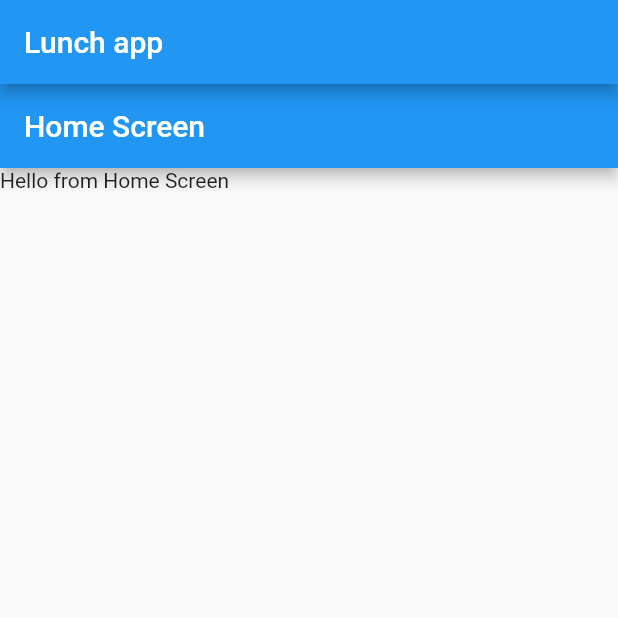
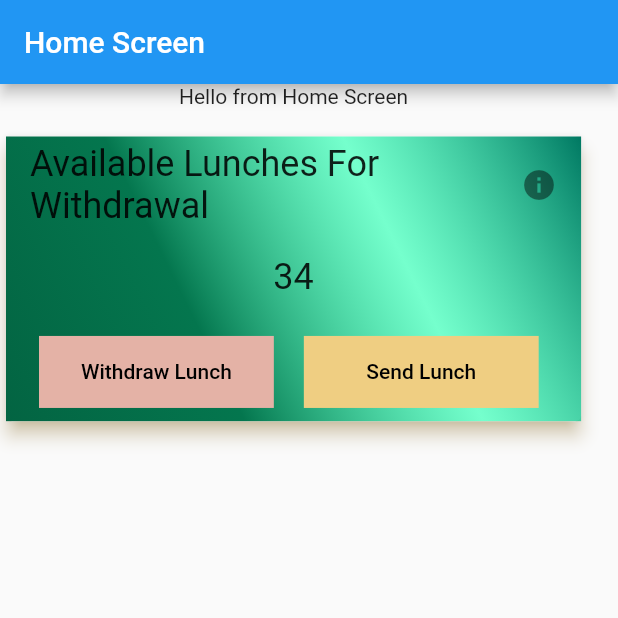
Before and after one commit to hngx-org/Eagles-food-mobile, a Flutter app: the screen it shows after launch, on a phone screen of 412 x 824 dp, the top half of it. Run offline on Flutter 3.47's test engine with Material 2 defaults, Android fonts, the light colour scheme and no system bars.

Commit message:
Available Lunch widget

```diff
--- a/lib/main.dart
+++ b/lib/main.dart
@@ -11,15 +11,18 @@ class MainApp extends StatelessWidget {
 
   @override
   Widget build(BuildContext context) {
-    return MaterialApp(
+    return const MaterialApp(
+      debugShowCheckedModeBanner: false,
       home: Scaffold(
-        appBar: AppBar(
+        /*appBar: AppBar(
           title: const Text(
             'Lunch app',
           ),
           backgroundColor: Colors.blue,
         ),
-        body: const HomeScreen(),
+
+         */
+        body: HomeScreen(),
       ),
     );
   }
--- /dev/null
+++ b/lib/screens/home/available_lunch.dart
@@ -0,0 +1,93 @@
+import 'package:flutter/material.dart';
+
+class AvailableLunch extends StatefulWidget {
+  const AvailableLunch({super.key});
+
+  @override
+  State<AvailableLunch> createState() => _AvailableLunchState();
+}
+
+class _AvailableLunchState extends State<AvailableLunch> {
+  @override
+  Widget build(BuildContext context) {
+    return Material(
+        child: SizedBox(
+      height: MediaQuery.sizeOf(context).height * 0.24,
+      width: MediaQuery.sizeOf(context).width * 0.95,
+      child: Card(
+          elevation: 5,
+          shadowColor: const Color.fromRGBO(239, 206, 130, 1),
+          child: Container(
+            decoration: const BoxDecoration(
+                gradient: LinearGradient(colors: [
+              Color.fromRGBO(0, 120, 98, 1),
+              Color.fromRGBO(43, 255, 178, 0.65),
+              Color.fromRGBO(4, 118, 78, 1),
+              Color.fromRGBO(3, 100, 66, 1)
+            ], begin: Alignment.topRight, end: Alignment.bottomLeft)),
+            child: Column(
+              mainAxisAlignment: MainAxisAlignment.start,
+              children: [
+                const ListTile(
+                  title: Text(
+                    'Available Lunches For Withdrawal',
+                    style: TextStyle(fontSize: 24, fontStyle: FontStyle.normal),
+                  ),
+                  trailing: Wrap(
+                    children: [Icon(Icons.info)],
+                  ),
+                ),
+                const SizedBox(
+                  height: 13,
+                ),
+                //TODO DISPLAY THE NUMBER OF AVAILABLE LUNCHES
+                Container(
+                  height: MediaQuery.sizeOf(context).height*0.04,
+                  decoration: const BoxDecoration(
+                    color: Colors.transparent
+                  ),
+                  child: const Center(
+                    child: Text('34',style: TextStyle(
+                      fontSize: 24
+                    ),),
+                  ),
+                ),
+                const SizedBox(
+                  height: 13,
+                ),
+               Padding(padding: const EdgeInsets.fromLTRB(12, 0, 12, 5),child:  Row(
+                 children: [
+                   Padding(
+                     padding: const EdgeInsets.all(10),
+                     child: Container(
+                       width: MediaQuery.sizeOf(context).width*0.38,
+                       decoration: const BoxDecoration(
+                           color: Color.fromRGBO(228, 178, 166, 1)),
+                       child: TextButton(
+                           onPressed: () {},
+                           child: const Text('Withdraw Lunch',style: TextStyle(color: Colors.black),)),
+                     ),
+                   ),
+                   Padding(
+                     padding: const EdgeInsets.all(10),
+                     child: Container(
+                       width: MediaQuery.sizeOf(context).width*0.38,
+                       decoration: const BoxDecoration(
+                           color: Color.fromRGBO(239, 206, 130, 1)
+                       ),
+                       child: TextButton(
+                           onPressed: () {},
+                           child: const Text(
+                             'Send Lunch',
+                             style: TextStyle(color: Colors.black),
+                           )),
+                     ),
+                   )
+                 ],
+               ),)
+              ],
+            ),
+          )),
+    ));
+  }
+}
--- a/lib/screens/home/home_screen.dart
+++ b/lib/screens/home/home_screen.dart
@@ -1,4 +1,5 @@
 import 'package:flutter/material.dart';
+import 'package:hng_task3/screens/home/available_lunch.dart';
 
 class HomeScreen extends StatefulWidget {
   const HomeScreen({super.key});
@@ -18,6 +19,10 @@ class _HomeScreenState extends State<HomeScreen> {
         child: Column(
           children: [
             Text('Hello from Home Screen'),
+            SizedBox(
+              height:15 ,
+            ),
+            AvailableLunch(),
           ],
         ),
       ),
```
Also changed, not shown: pubspec.lock.
